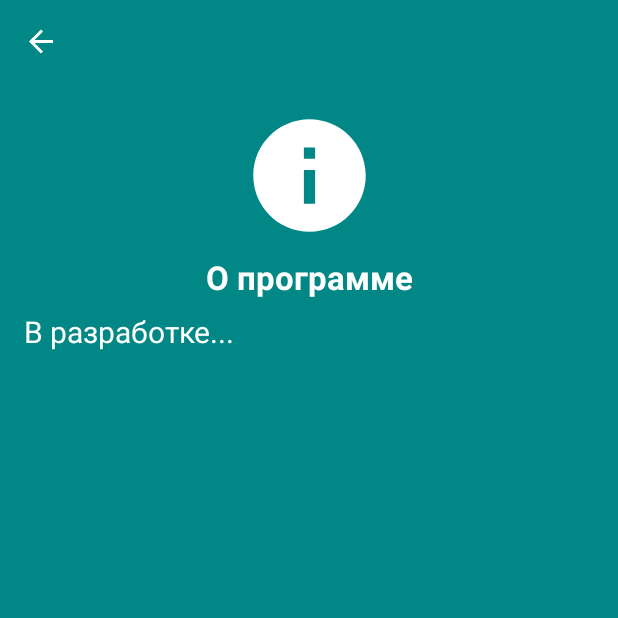
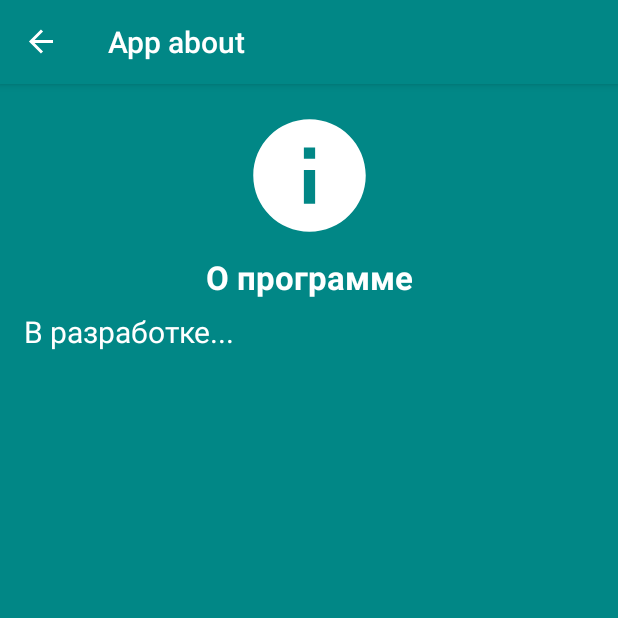
Before and after one commit to dan9112/Android_Lessons, an Android app: the screen it shows after launch (ActivityMain), in the side drawer, after a tap on "Settings", on a phone screen of 412 x 824 dp, the top half of it. Run offline under Robolectric (Android 15) with nearby library versions, the phone set to English and light mode, and no system bars; our stand-ins replace data binding, navigation-ui; 1 statement that could not run was skipped.

Commit message:
фикс
Исправлены ошибки отображения ActionBar, изменено поведение Back
Stack при пееходе от 0 фрагмента к 1, изменены макеты
activity_main.xml и navdrawer_0_menu.xml

```diff
--- a/fragment_with_navigationview/src/main/res/layout/activity_main.xml
+++ b/fragment_with_navigationview/src/main/res/layout/activity_main.xml
@@ -7,19 +7,13 @@
         android:layout_width="match_parent"
         android:layout_height="match_parent">
 
-        <LinearLayout
+        <fragment
+            android:id="@+id/myNavHostFragment"
+            android:name="androidx.navigation.fragment.NavHostFragment"
             android:layout_width="match_parent"
             android:layout_height="match_parent"
-            android:orientation="vertical">
-
-            <fragment
-                android:id="@+id/myNavHostFragment"
-                android:name="androidx.navigation.fragment.NavHostFragment"
-                android:layout_width="match_parent"
-                android:layout_height="match_parent"
-                app:defaultNavHost="true"
-                app:navGraph="@navigation/navigation" />
-        </LinearLayout>
+            app:defaultNavHost="true"
+            app:navGraph="@navigation/navigation" />
 
         <com.google.android.material.navigation.NavigationView
             android:id="@+id/navView"
@@ -28,6 +22,7 @@
             android:layout_gravity="start"
             android:background="@color/main_background"
             app:headerLayout="@layout/nav_header_welcome"
+            app:itemIconTint="@color/reverse_main"
             app:itemTextColor="@color/reverse_main"
             app:menu="@menu/navdrawer_0_menu" />
 
--- a/fragment_with_navigationview/src/main/res/menu/navdrawer_0_menu.xml
+++ b/fragment_with_navigationview/src/main/res/menu/navdrawer_0_menu.xml
@@ -1,5 +1,6 @@
 <?xml version="1.0" encoding="utf-8"?>
-<menu xmlns:android="http://schemas.android.com/apk/res/android">
+<menu xmlns:android="http://schemas.android.com/apk/res/android"
+    xmlns:app="http://schemas.android.com/apk/res-auto">
     <group
         android:id="@+id/m0"
         android:checkableBehavior="single">
@@ -29,7 +30,7 @@
                 android:id="@+id/fragment_info"
                 android:icon="@drawable/ic_info"
                 android:iconTint="@color/reverse_main"
-                android:title="Info" />
+                android:title="App about" />
             <item
                 android:id="@+id/fragmentSettings"
                 android:icon="@drawable/ic_setting"
--- a/fragment_with_navigationview/src/main/res/navigation/navigation.xml
+++ b/fragment_with_navigationview/src/main/res/navigation/navigation.xml
@@ -26,8 +26,7 @@
         tools:layout="@layout/fragment_0">
         <action
             android:id="@+id/action_fragment0_to_fragment1"
-            app:destination="@id/fragment1"
-            app:popUpTo="@id/fragmentWelcome" />
+            app:destination="@id/fragment1" />
         <action
             android:id="@+id/action_fragment0_self"
             app:destination="@id/fragment0"
@@ -62,11 +61,11 @@
     <fragment
         android:id="@+id/fragmentInfo"
         android:name="lord.main.fragment_with_navigationview.FragmentInfo"
-        android:label=""
+        android:label="App about"
         tools:layout="@layout/fragment_1" />
     <fragment
         android:id="@+id/fragmentSettings"
         android:name="lord.main.fragment_with_navigationview.FragmentSettings"
-        android:label="Настройки"
+        android:label="Settings"
         tools:layout="@layout/fragment_settings" />
 </navigation>
--- a/fragment_with_navigationview/src/main/res/values-night/themes.xml
+++ b/fragment_with_navigationview/src/main/res/values-night/themes.xml
@@ -17,11 +17,13 @@
         <item name="drawerArrowStyle">@style/Mine</item>
     </style>
 
+    <!-- Настройка кнопки вверх в ActionBar -->
     <style name="Mine" parent="Widget.AppCompat.DrawerArrowToggle">
         <item name="color">@color/teal_700</item>
     </style>
 
-    <style name="MyActionBar" parent="Theme.AppCompat.DayNight.DarkActionBar">
+    <!-- Настройка ActionBar -->
+    <style name="MyActionBar" parent="Widget.AppCompat.ActionBar">
         <item name="background">@color/black</item>
         <item name="android:textColor">@color/teal_700</item>
         <item name="android:textSize">18sp</item>
--- a/fragment_with_navigationview/src/main/res/values/themes.xml
+++ b/fragment_with_navigationview/src/main/res/values/themes.xml
@@ -17,11 +17,13 @@
         <item name="drawerArrowStyle">@style/Mine</item>
     </style>
 
+    <!-- Настройка кнопки вверх в ActionBar -->
     <style name="Mine" parent="Widget.AppCompat.DrawerArrowToggle">
         <item name="color">@color/white</item>
     </style>
 
-    <style name="MyActionBar" parent="Theme.AppCompat.Light.DarkActionBar">
+    <!-- Настройка ActionBar -->
+    <style name="MyActionBar" parent="Widget.AppCompat.ActionBar">
         <item name="background">@color/teal_700</item>
         <item name="android:textColor">@color/white</item>
         <item name="android:textSize">18sp</item>
```
